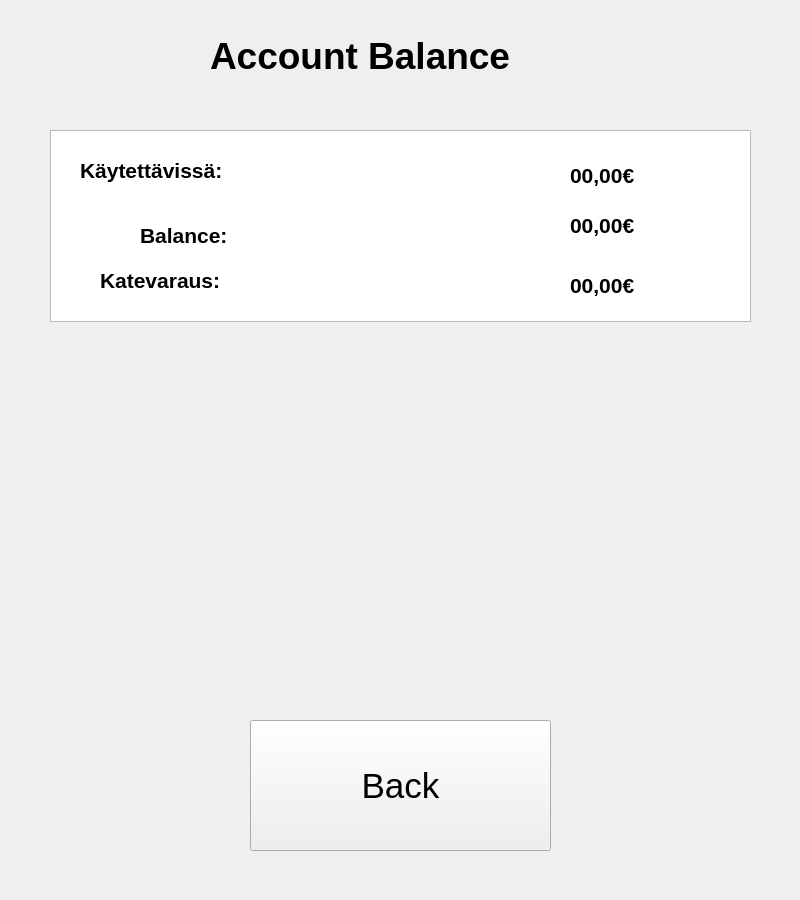
Above: BankSim2/BankSimulation/tilinsaldo.ui from Vaara/BankSim100 before the change. Below: the same form after it.
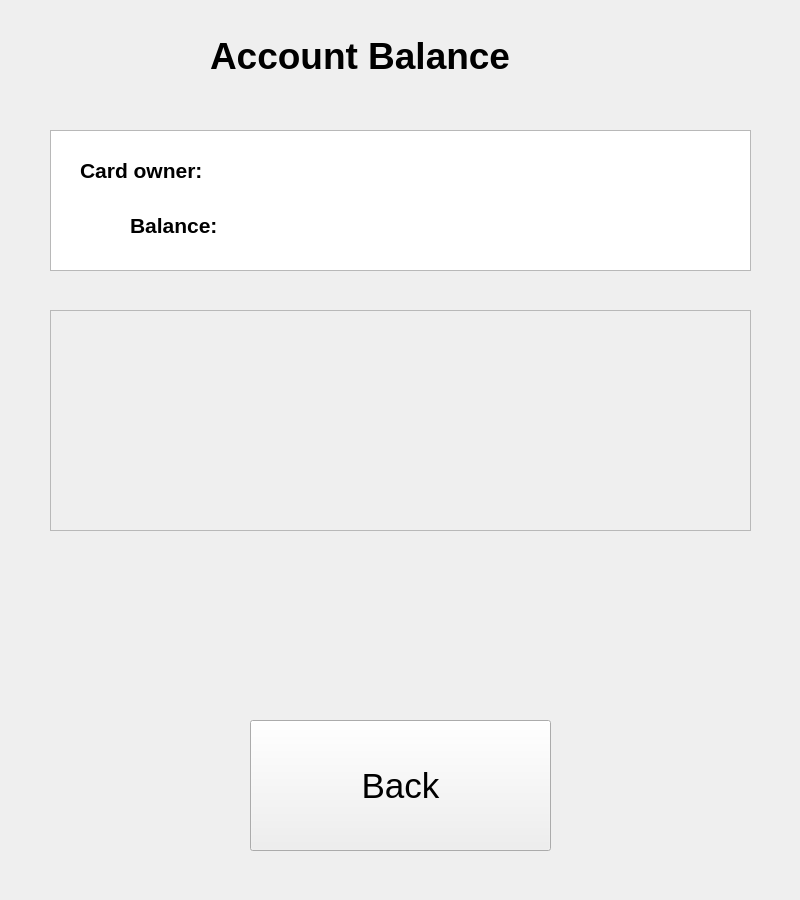
That is the form after the change.

The edit to the form file:
```diff
--- a/BankSim2/BankSimulation/tilinsaldo.ui
+++ b/BankSim2/BankSimulation/tilinsaldo.ui
@@ -28,7 +28,7 @@
       <x>50</x>
       <y>130</y>
       <width>701</width>
-      <height>192</height>
+      <height>141</height>
      </rect>
     </property>
    </widget>
@@ -69,14 +69,14 @@
      </font>
     </property>
     <property name="text">
-     <string>Käytettävissä:</string>
+     <string>Card owner:</string>
     </property>
    </widget>
    <widget class="QLabel" name="label3">
     <property name="geometry">
      <rect>
-      <x>140</x>
-      <y>220</y>
+      <x>130</x>
+      <y>210</y>
       <width>121</width>
       <height>31</height>
      </rect>
@@ -115,9 +115,9 @@
    <widget class="QLabel" name="saldoLabel">
     <property name="geometry">
      <rect>
-      <x>570</x>
+      <x>290</x>
       <y>200</y>
-      <width>101</width>
+      <width>431</width>
       <height>51</height>
      </rect>
     </property>
@@ -129,55 +129,18 @@
      </font>
     </property>
     <property name="text">
-     <string>00,00€</string>
+     <string/>
     </property>
-   </widget>
-   <widget class="QLabel" name="katevarausLabel">
-    <property name="geometry">
-     <rect>
-      <x>570</x>
-      <y>260</y>
-      <width>101</width>
-      <height>51</height>
-     </rect>
+    <property name="alignment">
+     <set>Qt::AlignRight|Qt::AlignTrailing|Qt::AlignVCenter</set>
     </property>
-    <property name="font">
-     <font>
-      <pointsize>16</pointsize>
-      <weight>75</weight>
-      <bold>true</bold>
-     </font>
-    </property>
-    <property name="text">
-     <string>00,00€</string>
-    </property>
    </widget>
    <widget class="QLabel" name="label2">
     <property name="geometry">
      <rect>
-      <x>100</x>
-      <y>270</y>
-      <width>171</width>
-      <height>21</height>
-     </rect>
-    </property>
-    <property name="font">
-     <font>
-      <pointsize>16</pointsize>
-      <weight>75</weight>
-      <bold>true</bold>
-     </font>
-    </property>
-    <property name="text">
-     <string>Katevaraus:</string>
-    </property>
-   </widget>
-   <widget class="QLabel" name="kaytettavissaLabel">
-    <property name="geometry">
-     <rect>
-      <x>570</x>
+      <x>380</x>
       <y>150</y>
-      <width>161</width>
+      <width>351</width>
       <height>51</height>
      </rect>
     </property>
@@ -189,7 +152,26 @@
      </font>
     </property>
     <property name="text">
-     <string>00,00€</string>
+     <string/>
+    </property>
+    <property name="alignment">
+     <set>Qt::AlignRight|Qt::AlignTrailing|Qt::AlignVCenter</set>
+    </property>
+   </widget>
+   <widget class="QFrame" name="frame">
+    <property name="geometry">
+     <rect>
+      <x>50</x>
+      <y>310</y>
+      <width>701</width>
+      <height>221</height>
+     </rect>
+    </property>
+    <property name="frameShape">
+     <enum>QFrame::StyledPanel</enum>
+    </property>
+    <property name="frameShadow">
+     <enum>QFrame::Raised</enum>
     </property>
    </widget>
   </widget>
```
Left out of the diff: 4 changed lines with no effect on the pictures.
